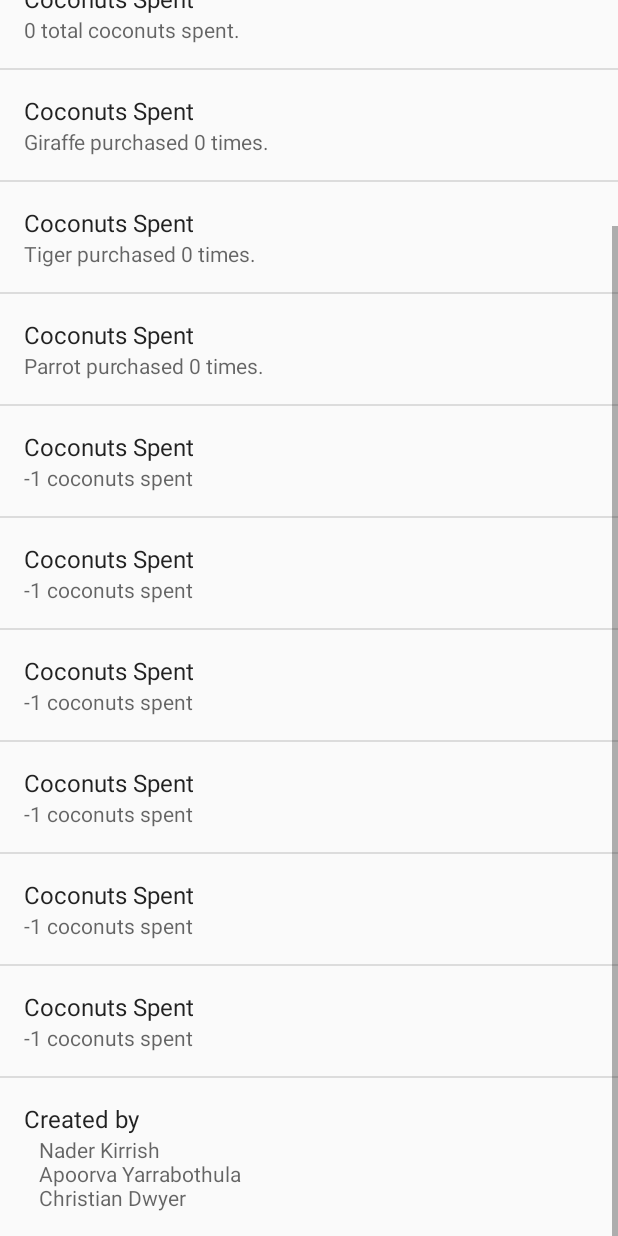
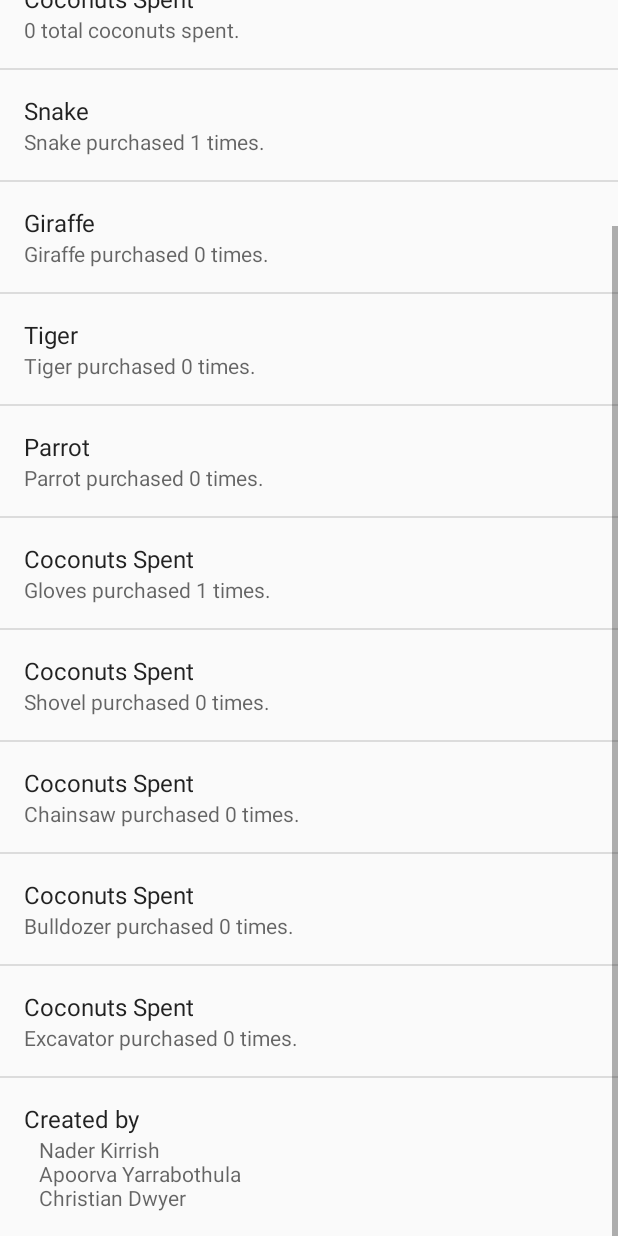
Before and after one commit to weblue/JungleClicker, an Android app: the SettingsActivity screen opened directly, with no data from a screen before it, scrolled down 576 dp, on a phone screen of 412 x 824 dp. Run offline under Robolectric (Android 15) with nearby library versions, the phone set to English and light mode, and no system bars.

Commit message:
stats are done

```diff
--- a/app/src/main/java/com/twodays/jungleclicker/SettingsActivity.java
+++ b/app/src/main/java/com/twodays/jungleclicker/SettingsActivity.java
@@ -20,22 +20,22 @@ public class SettingsActivity extends PreferenceActivity {
 
         findPreference("pref_key_times_clicked").setSummary(MainActivity.tree.getTimesClicked() + " times clicked.");
 
-        findPreference("pref_key_click_upgrades0").setSummary("Snake purchased " + MainActivity.tree.getClickUpgrades()[0] + " times.");
+        findPreference("pref_key_click_upgrades1").setSummary("Snake purchased " + MainActivity.tree.getClickUpgrades()[0] + " times.");
 
-        findPreference("pref_key_click_upgrades1").setSummary("Giraffe purchased " + MainActivity.tree.getClickUpgrades()[1] + " times.");
+        findPreference("pref_key_click_upgrades2").setSummary("Giraffe purchased " + MainActivity.tree.getClickUpgrades()[1] + " times.");
 
-        findPreference("pref_key_click_upgrades2").setSummary("Tiger purchased " + MainActivity.tree.getClickUpgrades()[2] + " times.");
+        findPreference("pref_key_click_upgrades3").setSummary("Tiger purchased " + MainActivity.tree.getClickUpgrades()[2] + " times.");
 
-        findPreference("pref_key_click_upgrades3").setSummary("Parrot purchased " + MainActivity.tree.getClickUpgrades()[3] + " times.");
+        findPreference("pref_key_click_upgrades4").setSummary("Parrot purchased " + MainActivity.tree.getClickUpgrades()[3] + " times.");
 
-        findPreference("pref_key_gen_upgrades0").setSummary("Gloves purchased " + MainActivity.tree.getGenUpgrades()[0] + " times.");
+        findPreference("pref_key_generate_spent0").setSummary("Gloves purchased " + MainActivity.tree.getGenUpgrades()[0] + " times.");
 
-        findPreference("pref_key_gen_upgrades1").setSummary("Shovel purchased " + MainActivity.tree.getGenUpgrades()[1] + " times.");
+        findPreference("pref_key_generate_spent1").setSummary("Shovel purchased " + MainActivity.tree.getGenUpgrades()[1] + " times.");
 
-        findPreference("pref_key_gen_upgrades2").setSummary("Chainsaw purchased " + MainActivity.tree.getGenUpgrades()[2] + " times.");
+        findPreference("pref_key_generate_spent2").setSummary("Chainsaw purchased " + MainActivity.tree.getGenUpgrades()[2] + " times.");
 
-        findPreference("pref_key_gen_upgrades3").setSummary("Bulldozer purchased " + MainActivity.tree.getGenUpgrades()[3] + " times.");
+        findPreference("pref_key_generate_spent3").setSummary("Bulldozer purchased " + MainActivity.tree.getGenUpgrades()[3] + " times.");
 
-        findPreference("pref_key_gen_upgrades4").setSummary("Excavator purchased " + MainActivity.tree.getGenUpgrades()[4] + " times.");
+        findPreference("pref_key_generate_spent4").setSummary("Excavator purchased " + MainActivity.tree.getGenUpgrades()[4] + " times.");
     }
 }
--- a/app/src/main/res/xml/preferences.xml
+++ b/app/src/main/res/xml/preferences.xml
@@ -1,6 +1,7 @@
 <?xml version="1.0" encoding="utf-8"?>
 <PreferenceScreen xmlns:android="http://schemas.android.com/apk/res/android">
     <Preference
+        android:key="pref_key_total_coconuts"
         android:title="@string/pref_title_total_coconuts"
         android:summary="-1 total coconuts"/>
     <Preference
@@ -14,19 +15,19 @@
     <Preference
         android:key="pref_key_click_upgrades1"
         android:summary="-1 coconuts spent"
-        android:title="@string/pref_title_coconuts_spent" />
+        android:title="Snake" />
     <Preference
         android:key="pref_key_click_upgrades2"
         android:summary="-1 coconuts spent"
-        android:title="@string/pref_title_coconuts_spent" />
+        android:title="Giraffe" />
     <Preference
         android:key="pref_key_click_upgrades3"
         android:summary="-1 coconuts spent"
-        android:title="@string/pref_title_coconuts_spent" />
+        android:title="Tiger" />
     <Preference
         android:key="pref_key_click_upgrades4"
         android:summary="-1 coconuts spent"
-        android:title="@string/pref_title_coconuts_spent" />
+        android:title="Parrot" />
     <Preference
         android:key="pref_key_generate_spent0"
         android:summary="-1 coconuts spent"
```
